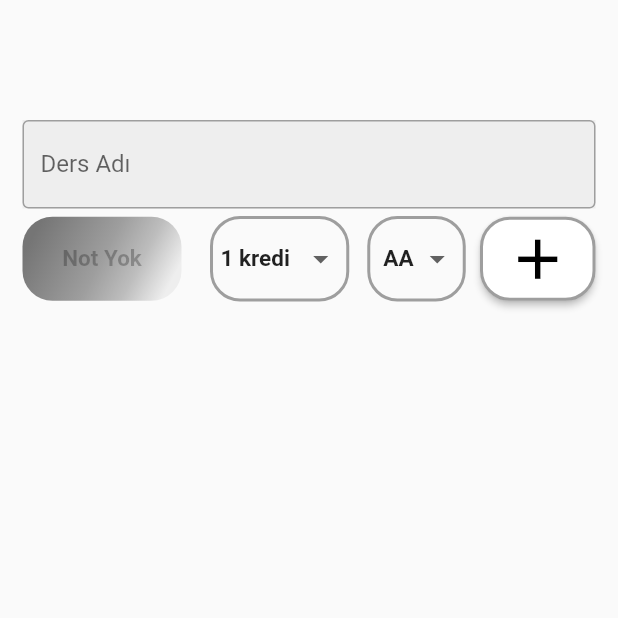
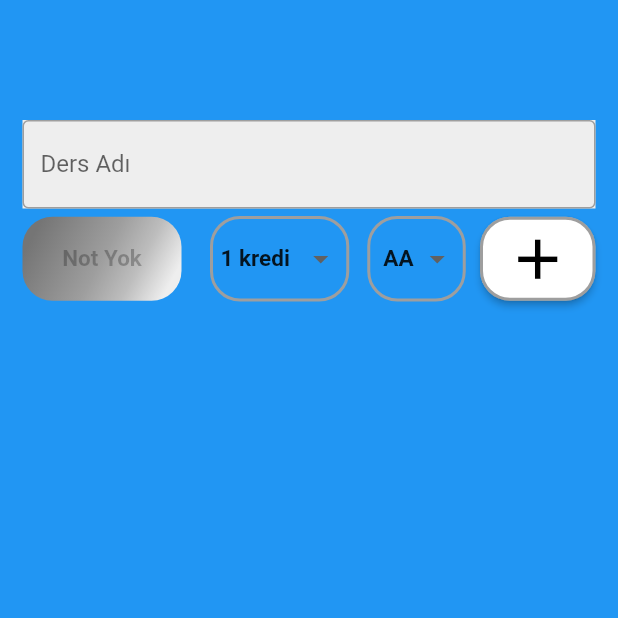
Before and after one commit to yigitkemal/note_calculator_app, a Flutter app: the screen it shows after launch, on a phone screen of 412 x 824 dp, the top half of it. Run offline on Flutter 3.47's test engine with Material 2 defaults, Android fonts, the phone set to English and light mode, and no system bars.

Commit message:
Ana sayfa renk değişikliği testi yapılıyor.

```diff
--- a/lib/MyHomePage.dart
+++ b/lib/MyHomePage.dart
@@ -41,6 +41,7 @@ class _MyHomePageState extends State<MyHomePage> {
 
   Widget uygulamaGovdesi() {
     return Container(
+      color: Colors.blue,
       padding: EdgeInsets.only(top: 70),
       child: Column(
         crossAxisAlignment: CrossAxisAlignment.stretch,
```
